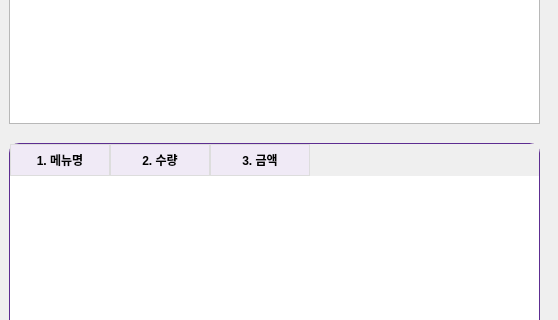
First picture: the form in VentiApp/mainwindow.ui, repository minki9252/TheVentiKiosk, before the edit; both pictures show x 0 to 558 and y 516 to 836 of the 558 by 1024 pixel window.
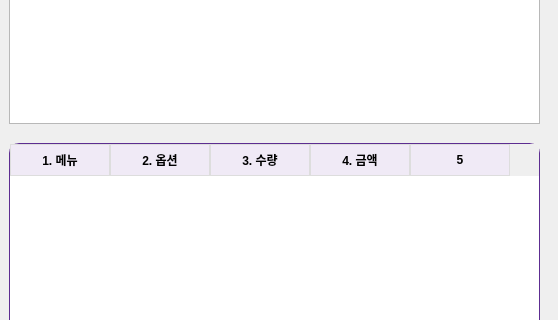
Second picture: the form after the edit. Icons and pictures are not drawn.

Diff of the .ui file:
```diff
--- a/VentiApp/mainwindow.ui
+++ b/VentiApp/mainwindow.ui
@@ -470,24 +470,33 @@
         <property name="selectionBehavior">
          <enum>QAbstractItemView::SelectionBehavior::SelectRows</enum>
         </property>
+        <property name="columnCount">
+         <number>5</number>
+        </property>
         <attribute name="verticalHeaderStretchLastSection">
          <bool>true</bool>
         </attribute>
         <column>
          <property name="text">
-          <string>1. 메뉴명</string>
+          <string>1. 메뉴</string>
          </property>
         </column>
         <column>
          <property name="text">
-          <string>2. 수량</string>
+          <string>2. 옵션</string>
          </property>
         </column>
         <column>
          <property name="text">
-          <string>3. 금액</string>
+          <string>3. 수량</string>
          </property>
         </column>
+        <column>
+         <property name="text">
+          <string>4. 금액</string>
+         </property>
+        </column>
+        <column/>
        </widget>
        <widget class="QPushButton" name="btnClearCart">
         <property name="geometry">
```
